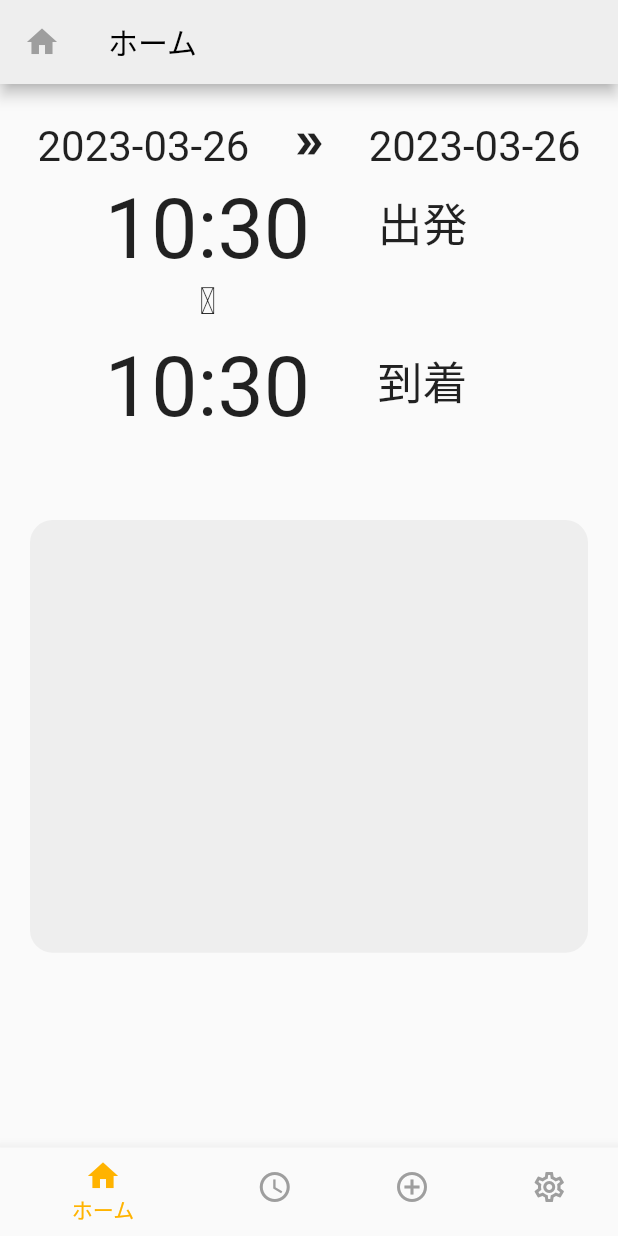
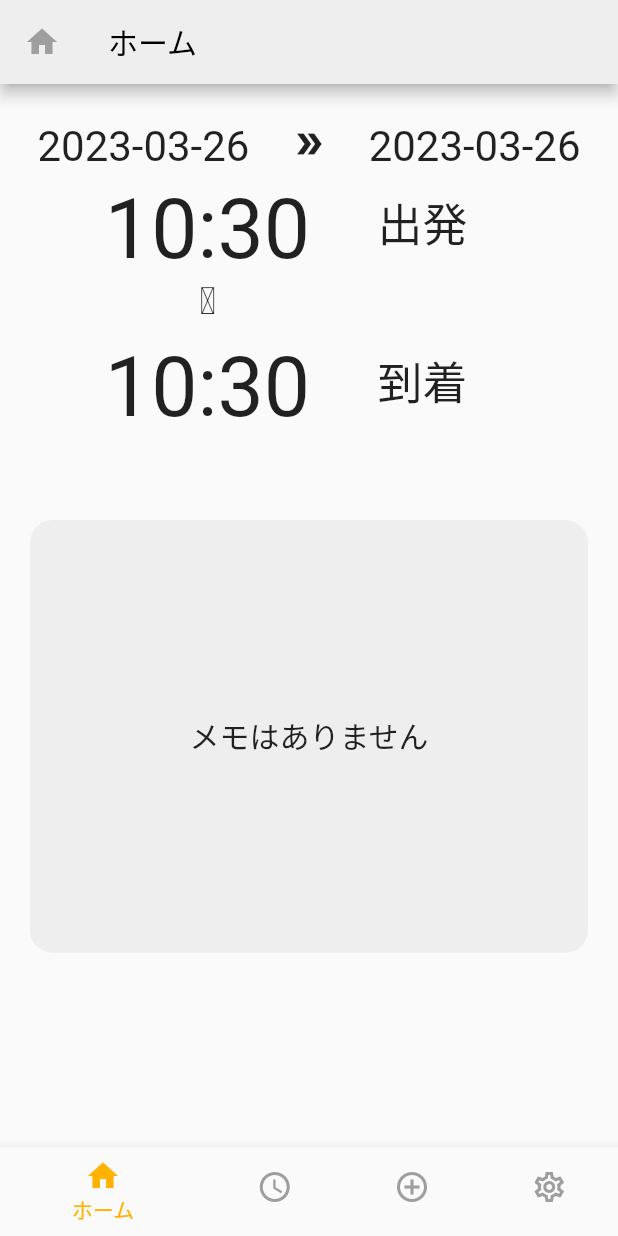
Before and after one commit to GawinGowin/flutter_scheduler, a Flutter app: the screen it shows after launch, on a phone screen of 412 x 824 dp. Run offline on Flutter 3.47's test engine with Material 2 defaults, Android fonts, the phone set to English and light mode, and no system bars; our stand-ins replace flutter_riverpod, shared_preferences, yaml.

Commit message:
update ui

```diff
--- a/lib/pageHome.dart
+++ b/lib/pageHome.dart
@@ -30,6 +30,25 @@ class _HomeState extends State<Home> {
   Widget build(BuildContext context) {
     final double deviceWidth = MediaQuery.of(context).size.width;
     final double deviceHeight = MediaQuery.of(context).size.height;
+
+    var itemCardModule;
+    if ( _texts.isEmpty){
+      itemCardModule = Container(
+        height: deviceHeight*0.35,
+        width: double.infinity,
+        margin: const EdgeInsets.all(20),
+        padding: const EdgeInsets.all(5),
+        alignment: Alignment.center,
+        decoration: BoxDecoration(
+            color: Colors.grey[200],
+            borderRadius: BorderRadius.circular(15),
+          ),
+        child: Text("メモはありません", style: TextStyle(fontSize: 20),)
+      );
+    }
+    else {
+      itemCardModule = itemCard(_texts, deviceWidth, deviceHeight);
+    }
     return Scaffold(
       appBar: AppBar(
         leading: const Icon(Icons.home, color: Colors.grey,),
@@ -44,11 +63,7 @@ class _HomeState extends State<Home> {
               DateTime.fromMicrosecondsSinceEpoch(_departureTime),
               deviceWidth,
               deviceHeight),
-            itemCard(
-              _texts,
-              deviceWidth,
-              deviceHeight
-            ),
+            itemCardModule,
           ]
         )),
     );
```
